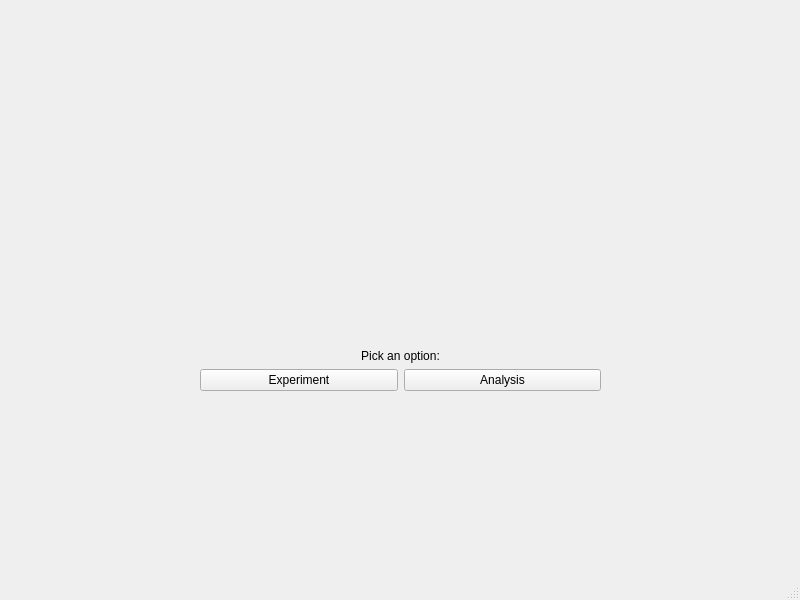
StefanBonestroo/BachelorInternship2018, file GUIFiles/homeScreenGUI.ui: the form before one commit.
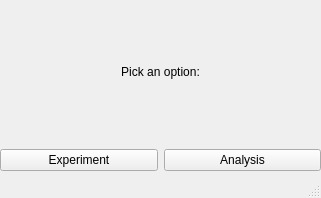
The form after the commit.

```diff
--- a/GUIFiles/homeScreenGUI.ui
+++ b/GUIFiles/homeScreenGUI.ui
@@ -6,8 +6,8 @@
    <rect>
     <x>0</x>
     <y>0</y>
-    <width>800</width>
-    <height>600</height>
+    <width>321</width>
+    <height>198</height>
    </rect>
   </property>
   <property name="sizePolicy">
@@ -23,20 +23,29 @@
    <widget class="QWidget" name="verticalLayoutWidget">
     <property name="geometry">
      <rect>
-      <x>200</x>
-      <y>130</y>
-      <width>401</width>
-      <height>261</height>
+      <x>0</x>
+      <y>0</y>
+      <width>321</width>
+      <height>171</height>
      </rect>
     </property>
     <layout class="QVBoxLayout" name="verticalLayout">
      <item>
       <widget class="QLabel" name="ExperimentOrAnalysisLabel">
+       <property name="sizePolicy">
+        <sizepolicy hsizetype="Preferred" vsizetype="Preferred">
+         <horstretch>0</horstretch>
+         <verstretch>0</verstretch>
+        </sizepolicy>
+       </property>
+       <property name="frameShape">
+        <enum>QFrame::NoFrame</enum>
+       </property>
        <property name="text">
         <string>Pick an option:</string>
        </property>
        <property name="alignment">
-        <set>Qt::AlignBottom|Qt::AlignHCenter</set>
+        <set>Qt::AlignCenter</set>
        </property>
       </widget>
      </item>
```
